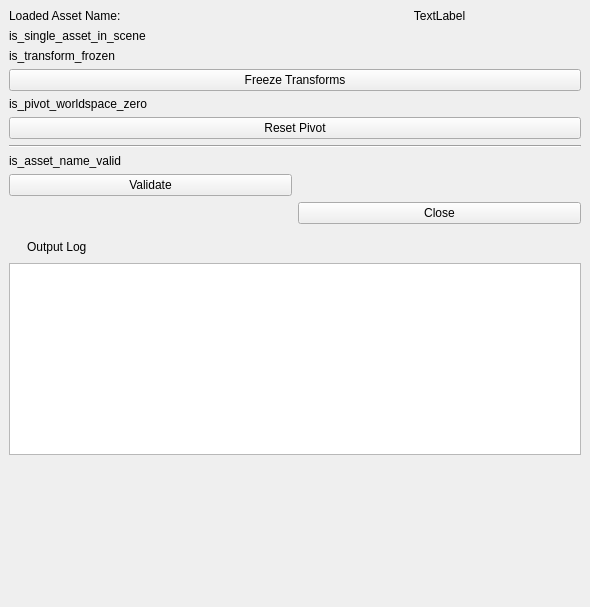
First picture: the form in _asset_validator/mayapy_asset_validator.ui, repository BlakeXYZ/Maya-Tools, before the edit.
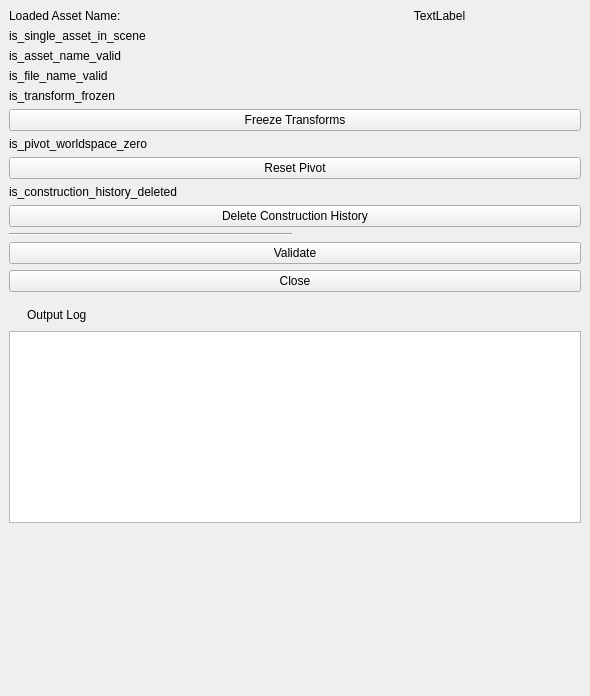
Second picture: the form after the edit.

Diff of the .ui file:
```diff
--- a/_asset_validator/mayapy_asset_validator.ui
+++ b/_asset_validator/mayapy_asset_validator.ui
@@ -7,7 +7,7 @@
     <x>0</x>
     <y>0</y>
     <width>590</width>
-    <height>607</height>
+    <height>696</height>
    </rect>
   </property>
   <property name="windowTitle">
@@ -15,7 +15,7 @@
   </property>
   <widget class="QWidget" name="centralwidget">
    <layout class="QGridLayout" name="gridLayout_2">
-    <item row="10" column="2">
+    <item row="16" column="2">
      <spacer name="verticalSpacer">
       <property name="orientation">
        <enum>Qt::Vertical</enum>
@@ -28,7 +28,7 @@
       </property>
      </spacer>
     </item>
-    <item row="2" column="1" colspan="2">
+    <item row="4" column="1" colspan="2">
      <layout class="QVBoxLayout" name="vLayout_is_transform_frozen">
       <item>
        <layout class="QHBoxLayout" name="hLayout_is_transform_frozen">
@@ -81,21 +81,39 @@
       </item>
      </layout>
     </item>
-    <item row="6" column="1">
-     <widget class="QPushButton" name="btn_validate">
-      <property name="text">
-       <string>Validate</string>
-      </property>
-     </widget>
+    <item row="7" column="1" colspan="2">
+     <layout class="QVBoxLayout" name="vLayout_is_construction_history_deleted">
+      <item>
+       <layout class="QHBoxLayout" name="hLayout_is_construction_history_deleted">
+        <item>
+         <widget class="QLabel" name="label_7">
+          <property name="text">
+           <string>is_construction_history_deleted</string>
+          </property>
+         </widget>
+        </item>
+        <item>
+         <widget class="QLabel" name="label_is_construction_history_deleted">
+          <property name="text">
+           <string/>
+          </property>
+          <property name="alignment">
+           <set>Qt::AlignCenter</set>
+          </property>
+         </widget>
+        </item>
+       </layout>
+      </item>
+      <item>
+       <widget class="QPushButton" name="btn_delete_construction_history">
+        <property name="text">
+         <string>Delete Construction History</string>
+        </property>
+       </widget>
+      </item>
+     </layout>
     </item>
-    <item row="7" column="2">
-     <widget class="QPushButton" name="btn_closeWindow">
-      <property name="text">
-       <string>Close</string>
-      </property>
-     </widget>
-    </item>
-    <item row="3" column="1" colspan="2">
+    <item row="5" column="1" colspan="2">
      <layout class="QVBoxLayout" name="vLayout_is_pivot_worldspace_zero">
       <item>
        <layout class="QHBoxLayout" name="hLayout_is_pivot_worldspace_zero">
@@ -127,6 +145,20 @@
       </item>
      </layout>
     </item>
+    <item row="12" column="1" colspan="2">
+     <widget class="QPushButton" name="btn_closeWindow">
+      <property name="text">
+       <string>Close</string>
+      </property>
+     </widget>
+    </item>
+    <item row="11" column="1" colspan="2">
+     <widget class="QPushButton" name="btn_validate">
+      <property name="text">
+       <string>Validate</string>
+      </property>
+     </widget>
+    </item>
     <item row="1" column="1" colspan="2">
      <layout class="QHBoxLayout" name="hLayout_validate_single_asset_in_scene">
       <item>
@@ -148,14 +180,7 @@
       </item>
      </layout>
     </item>
-    <item row="4" column="1" colspan="2">
-     <widget class="Line" name="line">
-      <property name="orientation">
-       <enum>Qt::Horizontal</enum>
-      </property>
-     </widget>
-    </item>
-    <item row="8" column="1">
+    <item row="14" column="1">
      <widget class="QWidget" name="widget_toggle_output_log" native="true">
       <layout class="QGridLayout" name="gridLayout">
        <property name="leftMargin">
@@ -199,7 +224,7 @@
       </layout>
      </widget>
     </item>
-    <item row="9" column="1" colspan="2">
+    <item row="15" column="1" colspan="2">
      <widget class="QTextEdit" name="textEdit_output_log">
       <property name="minimumSize">
        <size>
@@ -219,7 +244,14 @@
       </property>
      </widget>
     </item>
-    <item row="5" column="1" colspan="2">
+    <item row="9" column="1">
+     <widget class="Line" name="line">
+      <property name="orientation">
+       <enum>Qt::Horizontal</enum>
+      </property>
+     </widget>
+    </item>
+    <item row="2" column="1" colspan="2">
      <layout class="QHBoxLayout" name="hLayout_is_asset_name_valid">
       <item>
        <widget class="QLabel" name="label_6">
@@ -240,6 +272,27 @@
       </item>
      </layout>
     </item>
+    <item row="3" column="1" colspan="2">
+     <layout class="QHBoxLayout" name="hLayout_is_file_name_valid">
+      <item>
+       <widget class="QLabel" name="label_8">
+        <property name="text">
+         <string>is_file_name_valid</string>
+        </property>
+       </widget>
+      </item>
+      <item>
+       <widget class="QLabel" name="label_is_file_name_valid">
+        <property name="text">
+         <string/>
+        </property>
+        <property name="alignment">
+         <set>Qt::AlignCenter</set>
+        </property>
+       </widget>
+      </item>
+     </layout>
+    </item>
    </layout>
   </widget>
  </widget>
```
